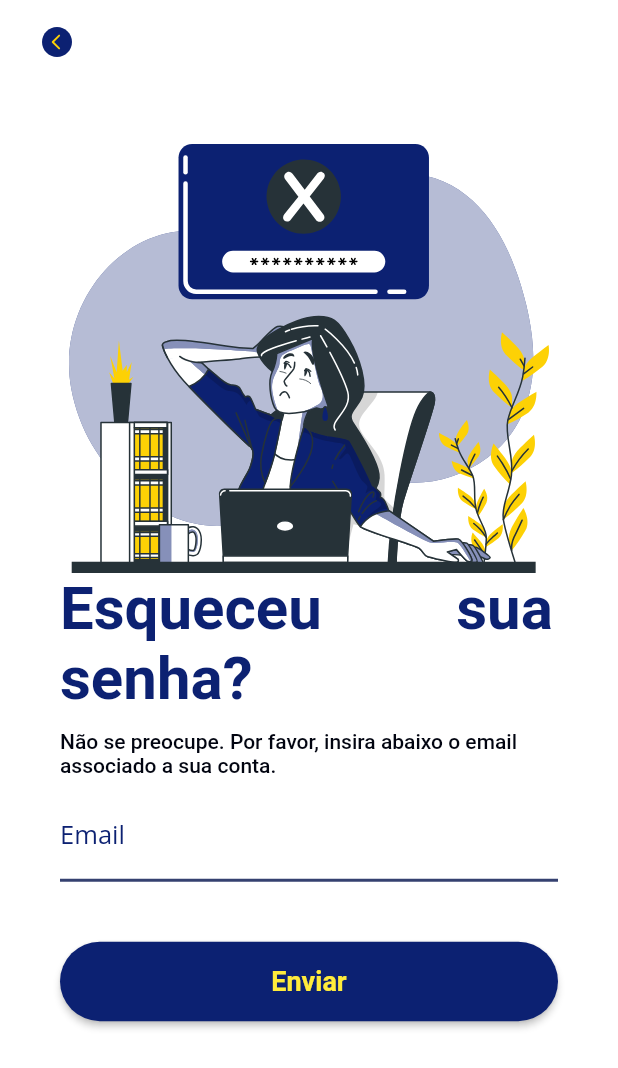
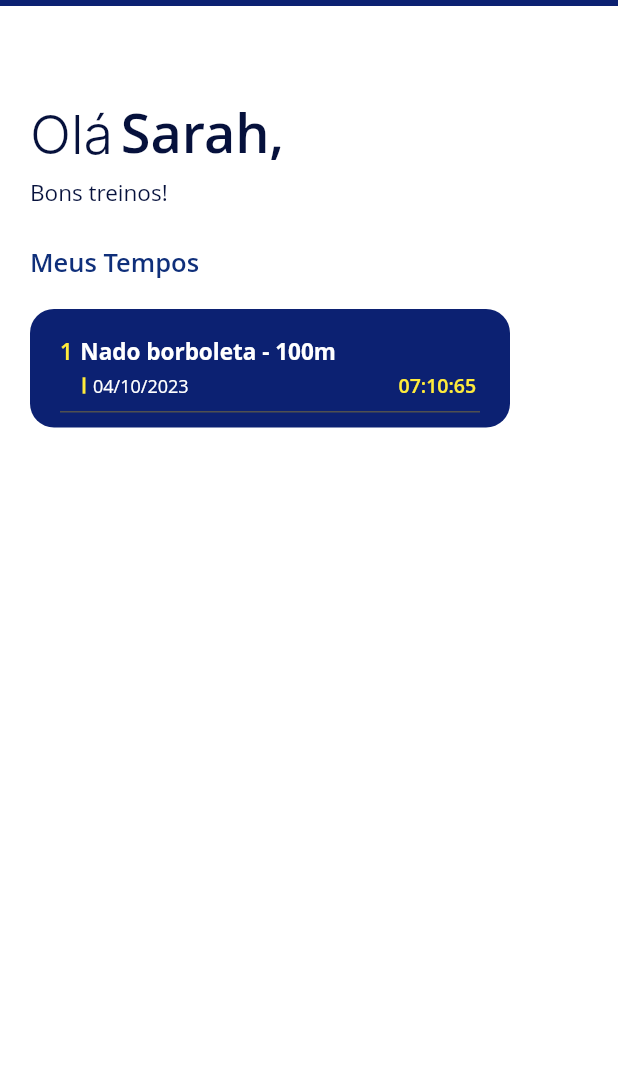
Before and after one commit to Cvsc16/desafio_natacao, a Flutter app: the screen it shows after launch, on a phone screen of 412 x 824 dp. Shown: the top 1068 px of the screen. Run offline on Flutter 3.47's test engine with Material 2 defaults, Android fonts, the phone set to English and light mode, and no system bars; our stand-ins replace flutter_keyboard_visibility, flutter_svg; Roboto replaces fonts that are missing (Inter, Open Sans).

Commit message:
02 10 23

```diff
--- a/lib/main.dart
+++ b/lib/main.dart
@@ -2,6 +2,7 @@ import 'package:flutter/material.dart';
 import 'package:flutter/services.dart';
 import 'screens/login.dart';
 import 'screens/esqueceuSenha.dart';
+import 'screens/homeAtleta.dart';
 
 void main() {
   SystemChrome.setSystemUIOverlayStyle(
@@ -20,7 +21,7 @@ class MyApp extends StatelessWidget {
       theme: ThemeData(
         scaffoldBackgroundColor: Colors.white, // Define a cor de fundo da aplicação
       ),
-      home: EsqueceuSenha(), // Use a tela de login como página inicial
+      home: HomeAtleta(), // Use a tela de login como página inicial
     );
   }
 }
--- /dev/null
+++ b/lib/screens/homeAtleta.dart
@@ -0,0 +1,171 @@
+import 'package:flutter/material.dart';
+
+class HomeAtleta extends StatelessWidget {
+  @override
+  Widget build(BuildContext context) {
+    return Scaffold(
+      appBar: AppBar(
+        backgroundColor: Color(0xFF0C2172), // Cor da borda superior
+        toolbarHeight: 4.0,
+        elevation: 0.0,
+      ),
+      body: Padding(
+        padding: const EdgeInsets.fromLTRB(20.0, 60.0, 0.0, 0.0), // Espaçamento à esquerda e superior
+        child: Column(
+          crossAxisAlignment: CrossAxisAlignment.start,
+          children: [
+            Row(
+              crossAxisAlignment: CrossAxisAlignment.baseline,
+              textBaseline: TextBaseline.alphabetic,
+              children: [
+                Text(
+                  'Olá',
+                  style: TextStyle(
+                    fontSize: 36.0,
+                    fontFamily: 'Inter',
+                    fontWeight: FontWeight.w300,
+                    color: Color(0xFF06113C),
+                  ),
+                ),
+                SizedBox(width: 5.0), // Espaçamento entre os textos
+                Text(
+                  'Sarah,',
+                  style: TextStyle(
+                    fontSize: 36.0,
+                    fontFamily: 'Open Sans',
+                    fontWeight: FontWeight.w600, // Use FontWeight.w600 para negrito
+                    color: Color(0xFF06113C),
+                  ),
+                ),
+              ],
+            ),
+            SizedBox(height: 5.0), // Espaçamento de 10 pixels abaixo
+            Text(
+              'Bons treinos!',
+              style: TextStyle(
+                fontSize: 15.0,
+                fontFamily: 'Open Sans',
+                fontWeight: FontWeight.w400,
+                color: Color(0xFF06113C),
+              ),
+            ),
+            SizedBox(height: 25.0), // Espaçamento de 25 pixels abaixo
+            Text(
+              'Meus Tempos',
+              style: TextStyle(
+                fontSize: 17.0,
+                fontFamily: 'Open Sans',
+                fontWeight: FontWeight.w600,
+                color: Color(0xFF0F2F7A),
+              ),
+            ),
+            SizedBox(height: 20.0), // Espaçamento de 20 pixels abaixo
+
+            // Usar um Stack para envolver o retângulo azul e cinza
+            Stack(
+              children: [
+                Container(
+                  width: 320.0,
+                  alignment: Alignment.center, // Alinhe o retângulo azul
+                  decoration: BoxDecoration(
+                    color: Color(0xFF0C2172), // Cor do retângulo azul
+                    borderRadius: BorderRadius.circular(16.0), // Raio da borda
+                  ),
+                  child: Column(
+                    crossAxisAlignment: CrossAxisAlignment.start,
+                    children: [
+                      SizedBox(height: 18.0), // Espaçamento de 18 pixels do topo do retângulo azul
+                      Padding(
+                        padding: EdgeInsets.only(left: 20.0), // Espaçamento de 20 pixels da esquerda do retângulo azul
+                        child: Column(
+                          crossAxisAlignment: CrossAxisAlignment.start,
+                          children: [
+                            Row(
+                              children: [
+                                Text(
+                                  '1',
+                                  style: TextStyle(
+                                    fontSize: 15.0, // Tamanho do número
+                                    fontFamily: 'Open Sans',
+                                    fontWeight: FontWeight.w600, // Use FontWeight.w600 para negrito
+                                    color: Colors.yellow, // Cor do número
+                                  ),
+                                ),
+                                SizedBox(width: 5.0), // Espaçamento entre o número e o texto
+                                Expanded(
+                                  child: Text(
+                                    'Nado borboleta - 100m',
+                                    style: TextStyle(
+                                      fontSize: 15.0, // Tamanho do texto
+                                      fontFamily: 'Open Sans',
+                                      fontWeight: FontWeight.bold,
+                                      color: Colors.white, // Cor do texto
+                                    ),
+                                  ),
+                                ),
+                              ],
+                            ),
+                            SizedBox(height: 4.0), // Espaçamento de 4 pixels abaixo do texto
+                            Row(
+                              children: [
+                                Padding(
+                                  padding: EdgeInsets.only(left: 15.0), // Define o espaçamento de 8 pixels em todos os lados do Container
+                                  child: Container(
+                                    width: 2.0,
+                                    height: 11.0,
+                                    color: Colors.yellow, // Cor do retângulo amarelo
+                                  ),
+                                ),
+                                SizedBox(width: 5.0), // Espaçamento de 5 pixels à direita do retângulo amarelo
+                                Text(
+                                  '04/10/2023',
+                                  style: TextStyle(
+                                    fontSize: 12.0, // Tamanho do texto
+                                    fontFamily: 'Open Sans',
+                                    fontWeight: FontWeight.w400,
+                                    color: Colors.white, // Cor do texto
+                                  ),
+                                ),
+                                SizedBox(width: 140.0),
+                                Positioned(
+                                  right: 20.0, // Distância da direita do retângulo azul
+                                  top: 30.0, // Distância do topo do retângulo azul
+                                  child: Container(
+                                    alignment: Alignment.center,
+                                    child: Text(
+                                      '07:10:65',
+                                      style: TextStyle(
+                                        fontSize: 13.0, // Tamanho do texto
+                                        fontFamily: 'Open Sans',
+                                        fontWeight: FontWeight.w600,
+                                        color: Colors.yellow, // Cor do texto
+                                      ),
+                                    ),
+                                  ),
+                                ),
+                              ],
+                            ),
+                            SizedBox(height: 8.0), // Espaçamento de 10 pixels abaixo do retângulo azul
+                            Container(
+                              width: 280.0,
+                              height: 1.0, // Altura de 1 pixel
+                              color: Color(0xFF505050), // Cor do retângulo cinza
+
+                            ),
+                            SizedBox(height: 10.0), // Espaçamento de 10 pixels abaixo do retângulo azul
+                          ],
+                        ),
+                      ),
+                    ],
+                  ),
+
+                ),
+
+              ],
+            ),
+          ],
+        ),
+      ),
+    );
+  }
+}
```
